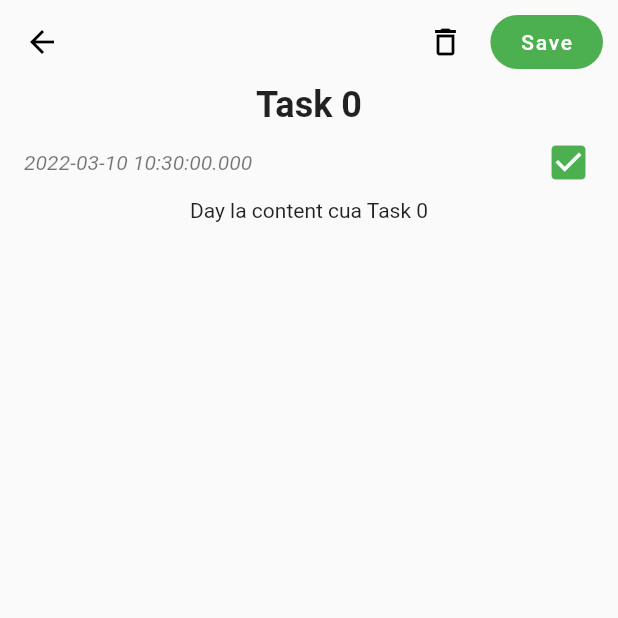
After one commit to nbnlong2712/flutter-todo-app, a Flutter app: the screen it shows after launch, after a tap on an icon or button, on a phone screen of 412 x 824 dp, the top half of it. The commit adds this screen. Run offline on Flutter 3.47's test engine with Material 2 defaults, Android fonts, the phone set to English and light mode, and no system bars; our stand-ins replace material_floating_search_bar; missing offline and left inert: filter_list.

Commit message:
complete UI for detail task screen

```diff
--- /dev/null
+++ b/lib/detail_task_screen.dart
@@ -0,0 +1,70 @@
+import 'package:flutter/material.dart';
+import 'package:flutter_todo/model/task.dart';
+
+class DetailTaskScreen extends StatelessWidget {
+  DetailTaskScreen({Key? key, required this.task}) : super(key: key);
+
+  Task task;
+
+  @override
+  Widget build(BuildContext context) {
+    return Scaffold(
+      appBar: AppBar(
+        elevation: 0,
+        backgroundColor: Colors.transparent,
+        leading: GestureDetector(
+          child: const Icon(Icons.arrow_back, color: Colors.black),
+          onTap: () {
+            Navigator.pop(context);
+          },
+        ),
+        actions: <Widget>[
+          Padding(
+            padding: const EdgeInsets.all(8.0),
+            child: GestureDetector(
+              child: const Icon(
+                Icons.delete_outline,
+                color: Colors.black,
+              ),
+              onTap: () {
+                Navigator.pop(context);
+              },
+            ),
+          ),
+          Padding(
+            padding: const EdgeInsets.all(10.0),
+            child: FloatingActionButton.extended(
+              backgroundColor: Colors.green,
+              onPressed: () {},
+              elevation: 0,
+              label: const Text("Save"),
+            ),
+          ),
+        ],
+      ),
+      body: Column(
+        children: <Widget>[
+          Text(task.taskName, style: const TextStyle(fontSize: 24, fontWeight: FontWeight.w600),),
+          Row(
+            mainAxisAlignment: MainAxisAlignment.spaceBetween,
+            children: [
+              Padding(
+                padding: const EdgeInsets.all(16.0),
+                child: Text(task.date.toString(), style: TextStyle(fontStyle: FontStyle.italic, color: Colors.black54),),
+              ),
+              Padding(
+                padding: const EdgeInsets.symmetric(horizontal: 18.0),
+                child: GestureDetector(
+                  child: task.isDone
+                      ? const Icon(Icons.check_box, color: Colors.green, size: 30,)
+                      : const Icon(Icons.crop_square_outlined, size: 30,),
+                ),
+              ),
+            ],
+          ),
+          Text(task.taskContent),
+        ],
+      ),
+    );
+  }
+}
--- a/lib/main.dart
+++ b/lib/main.dart
@@ -12,6 +12,7 @@ class MyApp extends StatelessWidget {
   Widget build(BuildContext context) {
     return MaterialApp(
       home: TaskScreen(),
+      debugShowCheckedModeBanner: false,
     );
   }
 }
--- a/lib/task_screen.dart
+++ b/lib/task_screen.dart
@@ -51,7 +51,7 @@ class _TaskScreenState extends State<TaskScreen> {
                 Column(
                   children: <Widget>[
                     SizedBox(
-                      height: MediaQuery.of(context).size.height,
+                      height: MediaQuery.of(context).size.height * 0.8,
                       width: MediaQuery.of(context).size.width,
                       child: ListView(
                         scrollDirection: Axis.vertical,
--- a/lib/task_widget.dart
+++ b/lib/task_widget.dart
@@ -1,4 +1,5 @@
 import 'package:flutter/material.dart';
+import 'package:flutter_todo/detail_task_screen.dart';
 import 'package:flutter_todo/model/task.dart';
 
 class TaskWidget extends StatelessWidget {
@@ -10,6 +11,7 @@ class TaskWidget extends StatelessWidget {
   Widget build(BuildContext context) {
     return Padding(
       padding: const EdgeInsets.all(8.0),
+      child: GestureDetector(
         child: Card(
           elevation: 3,
           shape: RoundedRectangleBorder(borderRadius: BorderRadius.circular(15)),
@@ -45,6 +47,15 @@ class TaskWidget extends StatelessWidget {
             ],
           ),
         ),
+        onTap: () {
+          Navigator.push(
+              context,
+              MaterialPageRoute(
+                  builder: (context) => DetailTaskScreen(
+                        task: task,
+                      )));
+        },
+      ),
     );
   }
 }
```
Lines whose indentation alone changed are shown as unchanged.
